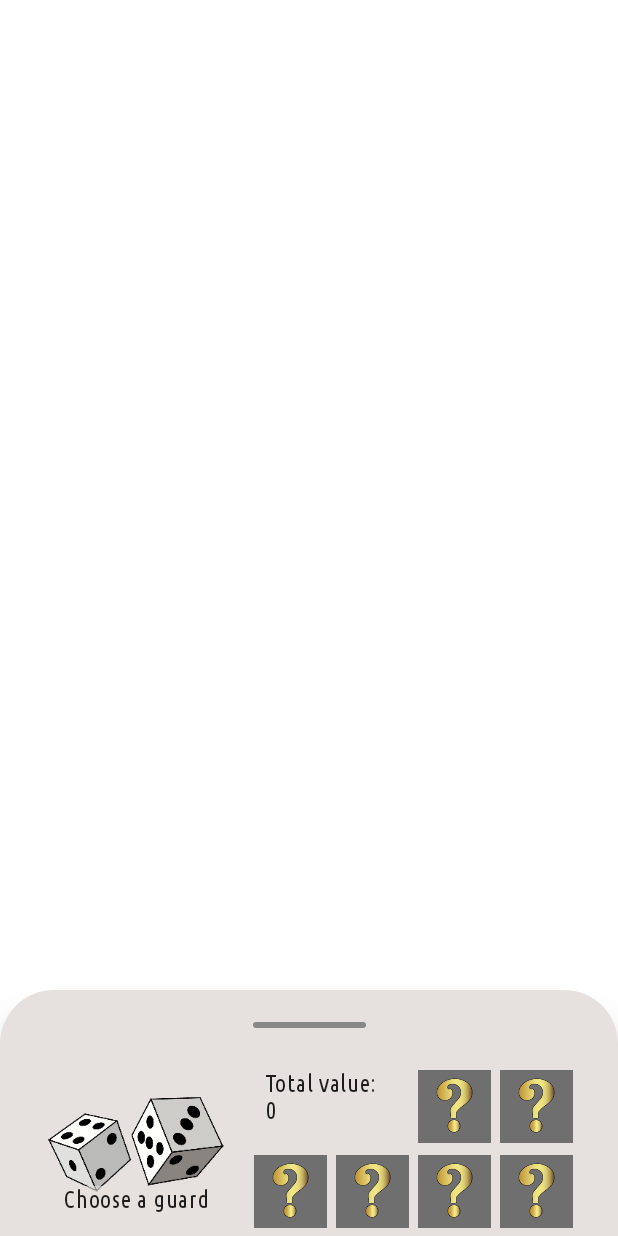
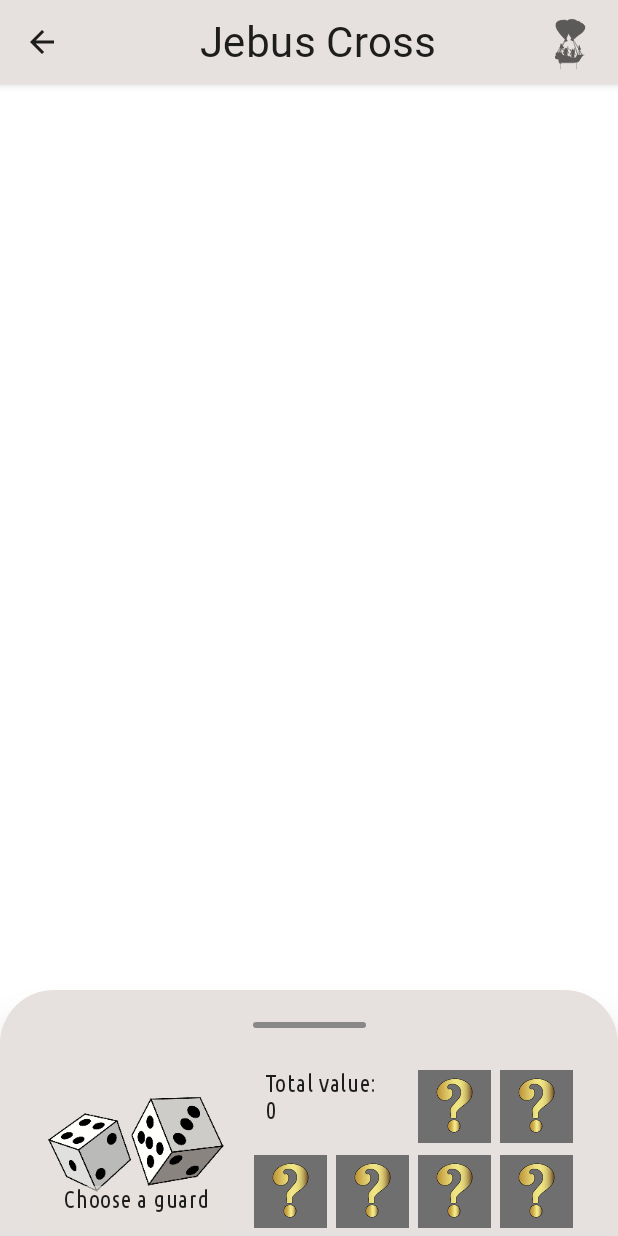
Before and after one commit to Haartag/H3Pand, an Android app built with Jetpack Compose: the screen it shows after launch (MainActivity), after a tap on "Jebus Cross", on a phone screen of 412 x 824 dp. Run offline under Robolectric (Android 15) with nearby library versions, the phone set to English and light mode, and no system bars; our stand-ins replace Dagger/Hilt's generated code, Room's generated code; Roboto replaces fonts that are not available here; 1 statement that could not run was skipped.

Commit message:
Top App Bar added.

```diff
--- a/app/src/main/java/com/valerytimofeev/h3pand/ui/mapselection/MapSelectionScreen.kt
+++ b/app/src/main/java/com/valerytimofeev/h3pand/ui/mapselection/MapSelectionScreen.kt
@@ -7,23 +7,27 @@ import androidx.compose.foundation.clickable
 import androidx.compose.foundation.layout.*
 import androidx.compose.foundation.lazy.LazyColumn
 import androidx.compose.foundation.shape.RoundedCornerShape
+import androidx.compose.material.Icon
 import androidx.compose.material.Text
 import androidx.compose.runtime.Composable
 import androidx.compose.ui.Alignment
 import androidx.compose.ui.Modifier
 import androidx.compose.ui.draw.clip
 import androidx.compose.ui.draw.shadow
+import androidx.compose.ui.graphics.vector.ImageVector
 import androidx.compose.ui.platform.LocalContext
+import androidx.compose.ui.res.painterResource
+import androidx.compose.ui.res.vectorResource
 import androidx.compose.ui.text.TextStyle
-import androidx.compose.ui.text.style.TextAlign
 import androidx.compose.ui.unit.dp
-import androidx.compose.ui.unit.sp
 import androidx.hilt.navigation.compose.hiltViewModel
 import androidx.navigation.NavController
 import coil.compose.rememberAsyncImagePainter
 import coil.request.ImageRequest
 import com.valerytimofeev.h3pand.ui.theme.UnitColor
+import com.valerytimofeev.h3pand.ui.topbar.MainTopBar
 import com.valerytimofeev.h3pand.ui.util_composables.BackPressHandler
+import com.valerytimofeev.h3pand.R
 
 @Composable
 fun MapSelectionScreen(
@@ -37,33 +41,32 @@ fun MapSelectionScreen(
             activity?.finish()
         }
     )
+
     Column() {
-        Column(
-            modifier = Modifier
-                .padding(8.dp)
-                .weight(1f)
+        MainTopBar(
+            title = viewModel.mapTitle,
+            buttonIcon = ImageVector.vectorResource(id = R.drawable.ic_icon),
+            onButtonClicked = {}
         ) {
-            Text(
-                text = viewModel.mapTitle,
-                textAlign = TextAlign.Center,
-                fontSize = 22.sp,
-                modifier = Modifier
-                    .fillMaxWidth()
-                    .wrapContentHeight(),
-            )
-            MapList(navController)
+            Icon(painterResource(id = R.drawable.ic_icon), contentDescription = "")
         }
+        MapList(
+            modifier = Modifier.weight(1f),
+            navController
+        )
         BottomButtonRow(navController)
     }
 }
 
 @Composable
 fun MapList(
+    modifier: Modifier,
     navController: NavController,
     viewModel: MapSelectionViewModel = hiltViewModel()
 ) {
     LazyColumn(
-        contentPadding = PaddingValues(8.dp)
+        contentPadding = PaddingValues(8.dp),
+        modifier = modifier
     ) {
         items(count = viewModel.maps.size) {
             MapItem(
--- a/app/src/main/java/com/valerytimofeev/h3pand/ui/pandcalculation/PandCalculationScreen.kt
+++ b/app/src/main/java/com/valerytimofeev/h3pand/ui/pandcalculation/PandCalculationScreen.kt
@@ -5,22 +5,28 @@ import androidx.compose.foundation.layout.*
 import androidx.compose.foundation.shape.RoundedCornerShape
 import androidx.compose.material.BottomSheetScaffold
 import androidx.compose.material.ExperimentalMaterialApi
+import androidx.compose.material.Icon
 import androidx.compose.material.MaterialTheme
+import androidx.compose.material.icons.Icons
+import androidx.compose.material.icons.filled.ArrowBack
 import androidx.compose.runtime.Composable
 import androidx.compose.ui.Alignment
 import androidx.compose.ui.Modifier
 import androidx.compose.ui.draw.clip
 import androidx.compose.ui.graphics.Color
 import androidx.compose.ui.platform.LocalConfiguration
+import androidx.compose.ui.res.painterResource
 import androidx.compose.ui.unit.dp
 import androidx.hilt.navigation.compose.hiltViewModel
 import androidx.navigation.NavController
+import com.valerytimofeev.h3pand.R
 import com.valerytimofeev.h3pand.ui.pandcalculation.dialog.DialogScreen
 import com.valerytimofeev.h3pand.ui.pandcalculation.dialog.DialogViewModel
 import com.valerytimofeev.h3pand.ui.pandcalculation.pandcalculationcomposables.ErrorBlock
 import com.valerytimofeev.h3pand.ui.pandcalculation.pandcalculationcomposables.ItemsList
 import com.valerytimofeev.h3pand.ui.pandcalculation.pandcalculationcomposables.SheetContent
 import com.valerytimofeev.h3pand.domain.model.CastleSettings
+import com.valerytimofeev.h3pand.ui.topbar.MainTopBar
 
 
 @ExperimentalMaterialApi
@@ -83,10 +89,24 @@ fun PandCalculationScreen(
         //Screen content
 
         Box(modifier = Modifier.fillMaxSize()) {
-            ItemsList(
-                screenHeight = screenHeight,
-                bottomSheetHeight = viewModel.getSheetHeight(screenWidth)
-            )
+            Column {
+                MainTopBar(
+                    buttonIcon = Icons.Default.ArrowBack,
+                    onButtonClicked = { navController.popBackStack() },
+                    title = viewModel.fullMapName,
+                    titleStyle = viewModel.mapNameTypo,
+                    backgroundColor = CastleSettings.values()
+                        .find { it.id == viewModel.chosenCastleZone.value }?.sheetColor
+                        ?: MaterialTheme.colors.secondary
+                ) {
+                    Icon(painterResource(id = R.drawable.ic_icon), contentDescription = "")
+                }
+                ItemsList(
+                    screenHeight = screenHeight,
+                    bottomSheetHeight = viewModel.getSheetHeight(screenWidth)
+                )
+            }
+
             if (viewModel.isErrorShowed.value) {
                 ErrorBlock()
             }
--- a/app/src/main/java/com/valerytimofeev/h3pand/ui/pandcalculation/PandCalculationViewModel.kt
+++ b/app/src/main/java/com/valerytimofeev/h3pand/ui/pandcalculation/PandCalculationViewModel.kt
@@ -42,6 +42,8 @@ class PandCalculationViewModel @Inject constructor(
 
     //savedStateHandle to take nav argument
     private val currentMap: String = checkNotNull(savedStateHandle["mapName"])
+    val fullMapName = getMapSettings(currentMap).mapName
+    val mapNameTypo = getMapSettings(currentMap).tileTypo
     val maxCastleNumber = getMapSettings(currentMap).numberOfZones.toFloat()
     val castleNamesList = CastleSettings.values().map { getLocalizedTextUseCase(it.castleName) }
     var additionalValueTypesList = listOf<TextWithLocalization>()
--- /dev/null
+++ b/app/src/main/java/com/valerytimofeev/h3pand/ui/topbar/TopAppBar.kt
@@ -0,0 +1,44 @@
+package com.valerytimofeev.h3pand.ui.topbar
+
+import androidx.compose.foundation.layout.fillMaxWidth
+import androidx.compose.material.Icon
+import androidx.compose.material.IconButton
+import androidx.compose.material.Text
+import androidx.compose.material.TopAppBar
+import androidx.compose.runtime.Composable
+import androidx.compose.ui.Modifier
+import androidx.compose.ui.graphics.Color
+import androidx.compose.ui.graphics.vector.ImageVector
+import androidx.compose.ui.text.TextStyle
+import androidx.compose.ui.text.style.TextAlign
+import com.valerytimofeev.h3pand.ui.theme.Typography
+
+@Composable
+fun MainTopBar(
+    title: String = "",
+    titleStyle: TextStyle = Typography.h5,
+    buttonIcon: ImageVector,
+    onButtonClicked: () -> Unit,
+    backgroundColor: Color = Color.LightGray,
+    additionalInfo: @Composable () -> Unit = {}
+) {
+    TopAppBar(
+        title = {
+            Text(
+                text = title,
+                style = titleStyle,
+                modifier = Modifier.fillMaxWidth(),
+                textAlign = TextAlign.Center
+            )
+        },
+        navigationIcon = {
+            IconButton(onClick = { onButtonClicked() }) {
+                Icon(buttonIcon, contentDescription = "")
+            }
+        },
+        actions = {
+            additionalInfo()
+        },
+        backgroundColor = backgroundColor
+    )
+}
```
